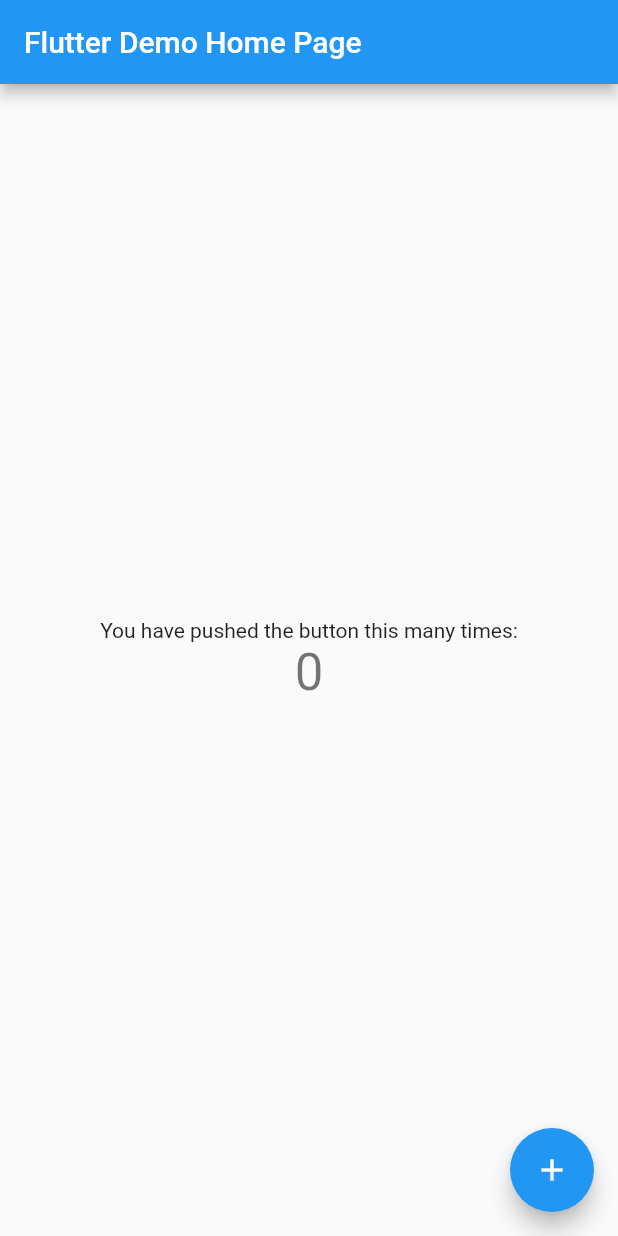
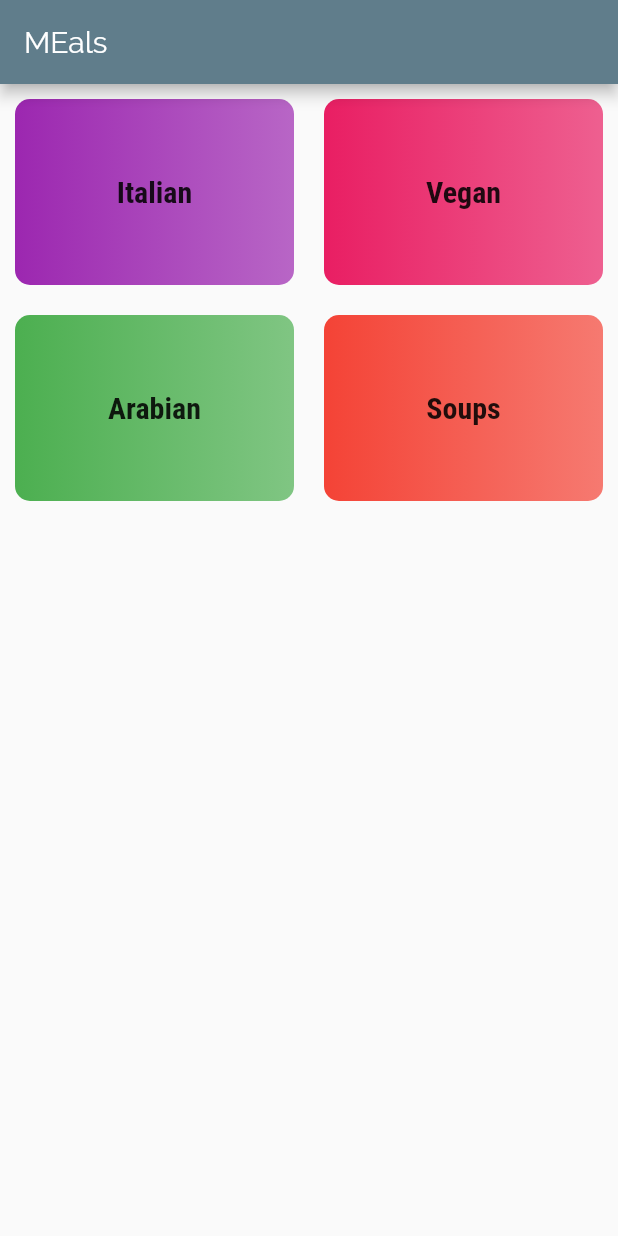
Before and after one commit to Amira1419/Flutter-Meals-App, a Flutter app: the screen it shows after launch, on a phone screen of 412 x 824 dp. Run offline on Flutter 3.47's test engine with Material 2 defaults, Android fonts, the phone set to English and light mode, and no system bars.

Commit message:
tabable meals and routings

```diff
--- /dev/null
+++ b/lib/category_item.dart
@@ -0,0 +1,44 @@
+
+import 'package:flutter/material.dart';
+import 'package:meals_app/meals_page.dart';
+import 'package:meals_app/models/category.dart';
+
+class CategoryItem extends StatelessWidget {
+  final Category item;
+
+  CategoryItem(this.item);
+
+  openMealsPage(BuildContext context) {
+    Navigator.of(context).pushNamed(
+      '/meals',
+      arguments: {'category':this.item}
+    );
+    // Navigator.of(context).push(MaterialPageRoute(
+    //     builder: (_) => MealsPage(this.item)));
+  }
+
+  @override
+  Widget build(BuildContext context) {
+    return InkWell(
+
+      onTap: () => openMealsPage(context),
+      borderRadius: BorderRadius.circular(10),
+      child: Container(
+        padding: const EdgeInsets.all(10),
+        child: Center(
+          child: Text(
+            this.item.title,
+            style: Theme.of(context).textTheme.title,
+          ),
+        ),
+        decoration: BoxDecoration(
+          gradient: LinearGradient(
+              colors: [this.item.color, this.item.color.withOpacity(0.7)],
+              begin: Alignment.topLeft,
+              end: Alignment.topRight),
+          borderRadius: BorderRadius.circular(10),
+        ),
+      ),
+    );
+  }
+}
--- /dev/null
+++ b/lib/category_page.dart
@@ -0,0 +1,25 @@
+import 'package:flutter/material.dart';
+import 'package:meals_app/category_item.dart';
+import 'package:meals_app/dummy_data.dart';
+
+class CategoryPage extends StatelessWidget {
+  @override
+  Widget build(BuildContext context) {
+    return Scaffold(
+      appBar: AppBar(
+        title: const Text('MEals'),
+      ),
+      body:
+      GridView(
+        padding: EdgeInsets.all(10),
+        children: dummyData.map((category) => CategoryItem(category)).toList(),
+
+        gridDelegate: SliverGridDelegateWithMaxCrossAxisExtent(
+            maxCrossAxisExtent: 200,
+            childAspectRatio: 3 / 2,
+            crossAxisSpacing: 20,
+            mainAxisSpacing: 20),
+      ),
+    );
+  }
+}
--- /dev/null
+++ b/lib/dummy_data.dart
@@ -0,0 +1,27 @@
+import 'package:flutter/material.dart';
+import 'package:meals_app/models/category.dart';
+
+ List<Category> dummyData = const [
+   Category(
+     id : 'C1',
+     title: 'Italian',
+     color: Colors.purple
+   ),
+   Category(
+     id : 'C2',
+     title: 'Vegan',
+     color: Colors.pink
+   ),
+   Category(
+     id : 'C3',
+     title: 'Arabian',
+     color: Colors.green
+
+   ),
+   Category(
+     id : 'C4',
+     title: 'Soups',
+     color: Colors.red
+   ),
+
+];
--- a/lib/main.dart
+++ b/lib/main.dart
@@ -1,4 +1,6 @@
 import 'package:flutter/material.dart';
+import 'package:meals_app/category_page.dart';
+import 'package:meals_app/meals_page.dart';
 
 void main() => runApp(MyApp());
 
@@ -7,105 +9,25 @@ class MyApp extends StatelessWidget {
   @override
   Widget build(BuildContext context) {
     return MaterialApp(
-      title: 'Flutter Demo',
+      title: 'MEAlS',
       theme: ThemeData(
-        // This is the theme of your application.
-        //
-        // Try running your application with "flutter run". You'll see the
-        // application has a blue toolbar. Then, without quitting the app, try
-        // changing the primarySwatch below to Colors.green and then invoke
-        // "hot reload" (press "r" in the console where you ran "flutter run",
-        // or simply save your changes to "hot reload" in a Flutter IDE).
-        // Notice that the counter didn't reset back to zero; the application
-        // is not restarted.
-        primarySwatch: Colors.blue,
+        primarySwatch: Colors.blueGrey,
+        accentColor: Colors.blue,
+        fontFamily: 'Raleway',
+        textTheme: ThemeData.light().textTheme.copyWith(
+
+          title: TextStyle(
+            fontFamily: 'RobotoCondensed',
+            fontSize: 20,
+            fontWeight: FontWeight.bold
+          )
+
+        ),
       ),
-      home: MyHomePage(title: 'Flutter Demo Home Page'),
+      home: CategoryPage(),
+      routes: {
+        '/meals': (_) => MealsPage(),
+      },
     );
   }
 }
-
-class MyHomePage extends StatefulWidget {
-  MyHomePage({Key key, this.title}) : super(key: key);
-
-  // This widget is the home page of your application. It is stateful, meaning
-  // that it has a State object (defined below) that contains fields that affect
-  // how it looks.
-
-  // This class is the configuration for the state. It holds the values (in this
-  // case the title) provided by the parent (in this case the App widget) and
-  // used by the build method of the State. Fields in a Widget subclass are
-  // always marked "final".
-
-  final String title;
-
-  @override
-  _MyHomePageState createState() => _MyHomePageState();
-}
-
-class _MyHomePageState extends State<MyHomePage> {
-  int _counter = 0;
-
-  void _incrementCounter() {
-    setState(() {
-      // This call to setState tells the Flutter framework that something has
-      // changed in this State, which causes it to rerun the build method below
-      // so that the display can reflect the updated values. If we changed
-      // _counter without calling setState(), then the build method would not be
-      // called again, and so nothing would appear to happen.
-      _counter++;
-    });
-  }
-
-  @override
-  Widget build(BuildContext context) {
-    // This method is rerun every time setState is called, for instance as done
-    // by the _incrementCounter method above.
-    //
-    // The Flutter framework has been optimized to make rerunning build methods
-    // fast, so that you can just rebuild anything that needs updating rather
-    // than having to individually change instances of widgets.
-    return Scaffold(
-      appBar: AppBar(
-        // Here we take the value from the MyHomePage object that was created by
-        // the App.build method, and use it to set our appbar title.
-        title: Text(widget.title),
-      ),
-      body: Center(
-        // Center is a layout widget. It takes a single child and positions it
-        // in the middle of the parent.
-        child: Column(
-          // Column is also a layout widget. It takes a list of children and
-          // arranges them vertically. By default, it sizes itself to fit its
-          // children horizontally, and tries to be as tall as its parent.
-          //
-          // Invoke "debug painting" (press "p" in the console, choose the
-          // "Toggle Debug Paint" action from the Flutter Inspector in Android
-          // Studio, or the "Toggle Debug Paint" command in Visual Studio Code)
-          // to see the wireframe for each widget.
-          //
-          // Column has various properties to control how it sizes itself and
-          // how it positions its children. Here we use mainAxisAlignment to
-          // center the children vertically; the main axis here is the vertical
-          // axis because Columns are vertical (the cross axis would be
-          // horizontal).
-          mainAxisAlignment: MainAxisAlignment.center,
-          children: <Widget>[
-            Text(
-              'You have pushed the button this many times:',
-            ),
-            Text(
-              '$_counter',
-              style: Theme.of(context).textTheme.display1,
-            ),
-          ],
-        ),
-      ),
-      floatingActionButton: FloatingActionButton(
-        onPressed: _incrementCounter,
-        tooltip: 'Increment',
-        child: Icon(Icons.add),
-      ), // This trailing comma makes auto-formatting nicer for build methods.
-    );
-  }
-}
--- /dev/null
+++ b/lib/meals_page.dart
@@ -0,0 +1,24 @@
+import 'package:flutter/material.dart';
+import 'package:meals_app/models/category.dart';
+
+class MealsPage extends StatelessWidget {
+
+
+  @override
+  Widget build(BuildContext context) {
+    final Map<String,Object> arguments = ModalRoute.of(context).settings.arguments;
+    final Category category = arguments['category'];
+
+    return Scaffold(
+
+      appBar: AppBar(
+        backgroundColor: category.color,
+
+        title: Text(category.title),
+      ),
+      body: Center(
+        child: Text('Meals page is here'),
+      ),
+    );
+  }
+}
--- /dev/null
+++ b/lib/models/category.dart
@@ -0,0 +1,10 @@
+import 'package:flutter/material.dart';
+import 'package:flutter/cupertino.dart';
+
+class Category{
+  final String id;
+  final String title;
+  final Color color;
+
+ const Category({this.id , this.title , this.color = Colors.cyan});
+}
```
Also changed, not shown: pubspec.yaml (+18 -7 lines), assets/fonts/Raleway-Black.ttf (added), assets/fonts/Raleway-Bold.ttf (added), assets/fonts/Raleway-Regular.ttf (added), assets/fonts/RobotoCondensed-Bold.ttf (added), assets/fonts/RobotoCondensed-Italic.ttf (added), assets/fonts/RobotoCondensed-Light.ttf (added), assets/fonts/RobotoCondensed-Regular.ttf (added).
